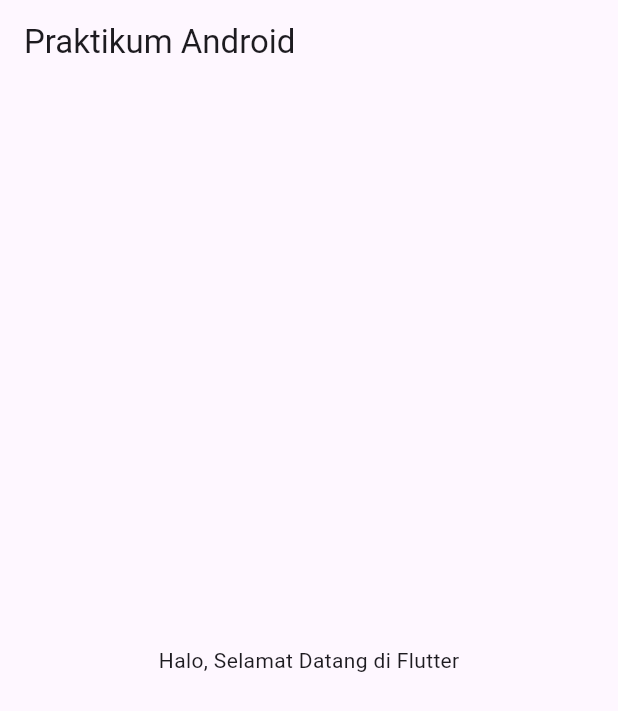
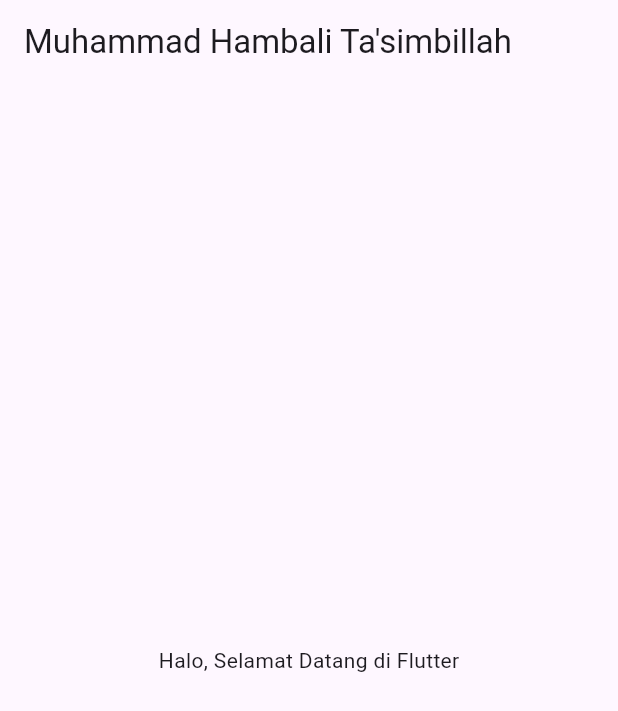
Before and after one commit to FarXY29/Praktikum_Android_6M, a Flutter app: the screen it shows after launch, on a phone screen of 412 x 824 dp. Shown: the top 711 px of the screen. Run offline on Flutter 3.47's test engine with Material 3 defaults, Android fonts, the phone set to English and light mode, and no system bars.

Commit message:
Edit Nama Appbar

```diff
--- a/lib/main.dart
+++ b/lib/main.dart
@@ -10,7 +10,7 @@ class MyApp extends StatelessWidget {
     return MaterialApp(
       home: Scaffold(
         appBar: AppBar(
-          title: Text("Praktikum Android"),
+          title: Text("Muhammad Hambali Ta'simbillah"),
         ),
         body: Center(
           child: Text("Halo, Selamat Datang di Flutter"),
```
